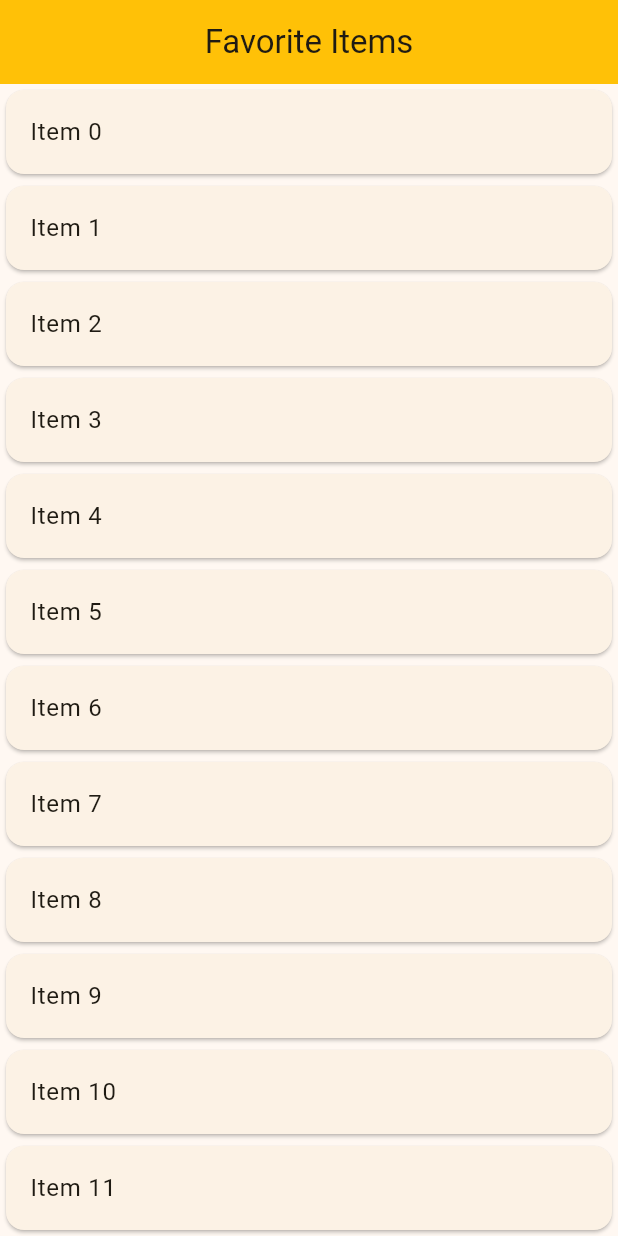
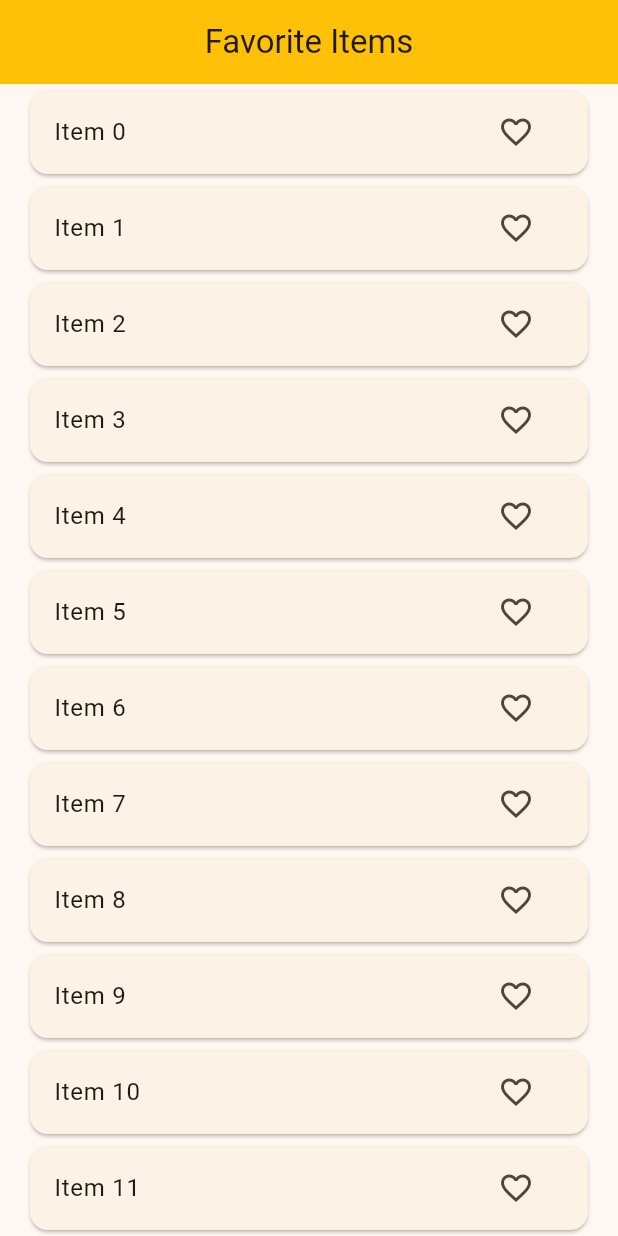
Before and after one commit to Yasir390/bloc_state_management, a Flutter app: the screen it shows after launch, on a phone screen of 412 x 824 dp. Run offline on Flutter 3.47's test engine with Material 3 defaults, Android fonts, the phone set to English and light mode, and no system bars; our stand-ins replace bloc, equatable, flutter_bloc, image_picker.

Commit message:
favorite list app ongoing

```diff
--- a/lib/favorite_app/bloc/favorite_bloc/favorite_bloc.dart
+++ b/lib/favorite_app/bloc/favorite_bloc/favorite_bloc.dart
@@ -6,15 +6,52 @@ import 'package:bloc_state_management/favorite_app/bloc/favorite_state/favorite_
 import 'package:bloc_state_management/favorite_app/model/favorite_item_model.dart';
 import 'package:bloc_state_management/favorite_app/repository/favorite_repository.dart';
 
-class FavoriteItemBloc extends Bloc<FavoriteItemEvent,FavoriteItemState>{
+class FavoriteItemBloc extends Bloc<FavoriteItemEvent, FavoriteItemState> {
   FavoriteRepository favoriteRepository;
-  List<FavoriteItemModel> favoriteItemList=[];
-  FavoriteItemBloc(this.favoriteRepository):super(const FavoriteItemState()){
-   on<FetchFavoriteListEvent>(_fetchList);
+  List<FavoriteItemModel> favoriteItemList = [];
+  FavoriteItemBloc(this.favoriteRepository) : super(const FavoriteItemState()) {
+    on<FetchFavoriteListEvent>(_fetchList);
+    on<FavoriteItemToggleEvent>(_addFavoriteItemEvent);
   }
 
-  FutureOr<void> _fetchList(FetchFavoriteListEvent event, Emitter<FavoriteItemState> emit)async {
-   favoriteItemList= await favoriteRepository.fetchItem();
-    emit(state.copyWith(favoriteItemList:favoriteItemList ,listStatus:ListStatus.success ));
+  FutureOr<void> _fetchList(
+    FetchFavoriteListEvent event,
+    Emitter<FavoriteItemState> emit,
+  ) async {
+    favoriteItemList = await favoriteRepository.fetchItem();
+    emit(
+      state.copyWith(
+        favoriteItemList: favoriteItemList,
+        listStatus: ListStatus.success,
+      ),
+    );
   }
+
+
+FutureOr<void> _addFavoriteItemEvent(
+  FavoriteItemToggleEvent event,
+  Emitter<FavoriteItemState> emit,
+) {
+  final updatedList = state.favoriteItemList.map((item) {
+    if (item.id == event.itemModel.id) {
+      return event.itemModel;
+    }
+    return item;
+  }).toList();
+
+  emit(state.copyWith(favoriteItemList: updatedList));
 }
+
+
+  // FutureOr<void> _addFavoriteItemEvent(
+  //   FavoriteItemToggleEvent event,
+  //   Emitter<FavoriteItemState> emit,
+  // ) {
+  //   final index = favoriteItemList.indexWhere(
+  //     (element) => element.id == event.itemModel.id,
+  //   );
+
+  //   favoriteItemList[index]=event.itemModel;
+  //   emit(state.copyWith(favoriteItemList: List.from(favoriteItemList)));
+  // }
+}
--- a/lib/favorite_app/bloc/favorite_event/favorite_event.dart
+++ b/lib/favorite_app/bloc/favorite_event/favorite_event.dart
@@ -1,10 +1,18 @@
+import 'package:bloc_state_management/favorite_app/model/favorite_item_model.dart';
 import 'package:equatable/equatable.dart';
 
-abstract class FavoriteItemEvent extends Equatable{
-
- const FavoriteItemEvent();
+abstract class FavoriteItemEvent extends Equatable {
+  const FavoriteItemEvent();
   @override
   List<Object?> get props => [];
 }
 
-class FetchFavoriteListEvent extends FavoriteItemEvent{}
+class FetchFavoriteListEvent extends FavoriteItemEvent {}
+
+class FavoriteItemToggleEvent extends FavoriteItemEvent {
+  final FavoriteItemModel itemModel;
+  const FavoriteItemToggleEvent({required this.itemModel});
+
+  @override
+  List<Object?> get props => [itemModel];
+}
--- a/lib/favorite_app/ui/favorite_screen.dart
+++ b/lib/favorite_app/ui/favorite_screen.dart
@@ -34,11 +34,36 @@ class _FavoriteScreenState extends State<FavoriteScreen> {
             case ListStatus.success:
               return ListView.builder(
                 physics: BouncingScrollPhysics(),
+                padding: EdgeInsets.symmetric(horizontal: 16),
                 itemCount: state.favoriteItemList.length,
                 itemBuilder: (context, index) {
+                  final item = state.favoriteItemList[index];
                   return Card(
                     child: ListTile(
-                      title: Text(state.favoriteItemList[index].value),
+                      title: Text(item.value),
+                      trailing: IconButton(
+                        onPressed: () {
+                          final updatedItem = item.copyWith(
+                            isFavorite: !item.isFavorite,
+                          );
+                          context.read<FavoriteItemBloc>().add(
+                            FavoriteItemToggleEvent(itemModel: updatedItem),
+                          );
+                          // FavoriteItemModel itemModel = FavoriteItemModel(
+                          //   id: item.id,
+                          //   value: item.value,
+                          //   isFavorite: item.isFavorite ? false : true,
+                          // );
+                          // context.read<FavoriteItemBloc>().add(
+                          //   FavoriteItemToggleEvent(itemModel: itemModel),
+                          // );
+                        },
+                        icon: Icon(
+                          item.isFavorite
+                              ? Icons.favorite
+                              : Icons.favorite_border_outlined,
+                        ),
+                      ),
                     ),
                   );
                 },
--- a/lib/main.dart
+++ b/lib/main.dart
@@ -5,7 +5,6 @@ import 'package:bloc_state_management/favorite_app/ui/favorite_screen.dart';
 import 'package:bloc_state_management/image_picker/bloc/bloc/image_picker_bloc.dart';
 import 'package:bloc_state_management/switch_example/bloc/switch_bloc.dart';
 import 'package:bloc_state_management/to_do/bloc/to_do_bloc/to_do_bloc.dart';
-import 'package:bloc_state_management/to_do/ui/to_do_screen.dart';
 import 'package:bloc_state_management/utils/image_picker_utils.dart';
 import 'package:flutter/material.dart';
 import 'package:flutter_bloc/flutter_bloc.dart';
@@ -29,10 +28,13 @@ class MyApp extends StatelessWidget {
               ImagePickerBloc(imagePickerUtils: ImagePickerUtils()),
         ),
         BlocProvider(create: (context) => ToDoBloc()),
-        BlocProvider(create: (context) => FavoriteItemBloc(FavoriteRepository())),
+        BlocProvider(
+          create: (context) => FavoriteItemBloc(FavoriteRepository()),
+        ),
       ],
       child: MaterialApp(
         title: 'Bloc State Management',
+        debugShowCheckedModeBanner: false,
         theme: ThemeData(
           colorScheme: ColorScheme.fromSeed(seedColor: Colors.amber),
           appBarTheme: AppBarTheme(
```
